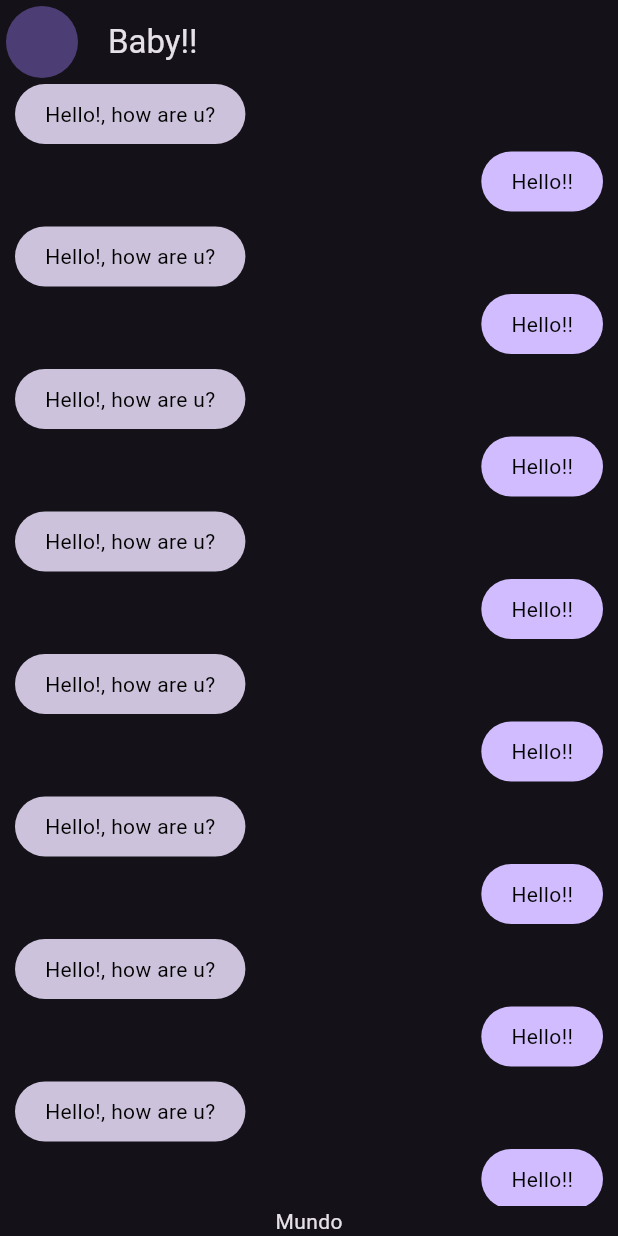
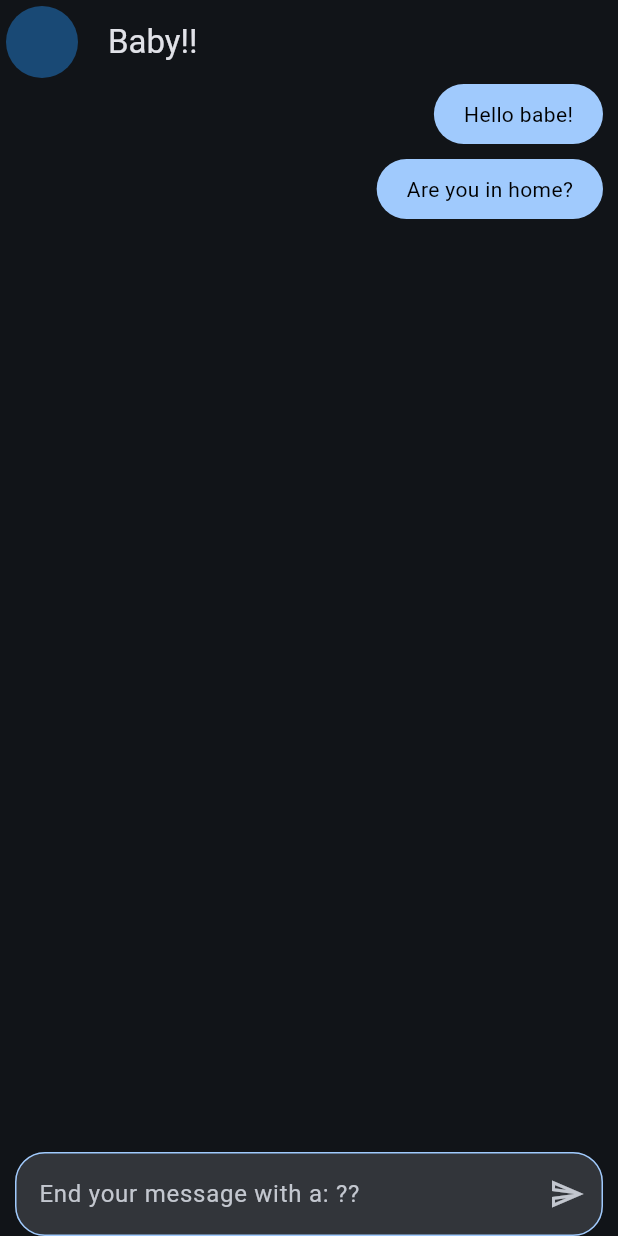
Before and after one commit to LeudysOD/YesOrNot, a Flutter app: the screen it shows after launch, on a phone screen of 412 x 824 dp. Run offline on Flutter 3.47's test engine with Material 2 defaults, Android fonts, the phone set to English and light mode, and no system bars.

Commit message:
Implement provider

```diff
--- a/lib/config/theme/app_theme.dart
+++ b/lib/config/theme/app_theme.dart
@@ -9,14 +9,15 @@ const List<Color> _colorThemes = [
 
 class AppTheme{
  final int selectedColor;
+ final Brightness brightnessTheme;
 
-  AppTheme({this.selectedColor=0}):assert(selectedColor>=0 && selectedColor <=_colorThemes.length-1);
+  AppTheme({this.selectedColor=0,this.brightnessTheme = Brightness.light}):assert(selectedColor>=0 && selectedColor <=_colorThemes.length-1);
 
   ThemeData theme(){
     return ThemeData(
       useMaterial3: true,
       colorSchemeSeed: _colorThemes[selectedColor],
-      brightness: Brightness.dark
+      brightness: brightnessTheme
     );
   }
 }
--- /dev/null
+++ b/lib/domain/entities/message.dart
@@ -0,0 +1,11 @@
+enum FromWho {mine,yours}
+
+
+class Message{
+
+final String text;
+final String imageUrl;
+final FromWho fromWho;
+
+  Message(this.text, this.imageUrl, this.fromWho);
+}
--- a/lib/main.dart
+++ b/lib/main.dart
@@ -1,5 +1,7 @@
 import 'package:flutter/material.dart';
+import 'package:provider/provider.dart';
 import 'package:yes_no_app/config/theme/app_theme.dart';
+import 'package:yes_no_app/presentation/providers/chat_provider.dart';
 import 'package:yes_no_app/presentation/screens/chat/chat_screen.dart';
 
 void main() {
@@ -12,11 +14,16 @@ class MyApp extends StatelessWidget {
   // This widget is the root of your application.
   @override
   Widget build(BuildContext context) {
-    return MaterialApp(
-      debugShowCheckedModeBanner: false,
-      title: 'Flutter Demo',
-      theme: AppTheme().theme(),
-      home: const ChatScreen(),
+    return MultiProvider(
+      providers: [
+        ChangeNotifierProvider(create: (_)=>ChatProvider())
+    ],
+      child: MaterialApp(
+        debugShowCheckedModeBanner: false,
+        title: 'Flutter Demo',
+        theme: AppTheme(selectedColor: 1, brightnessTheme: Brightness.dark).theme(),
+        home: const ChatScreen(),
+      ),
     );
   }
 }
--- /dev/null
+++ b/lib/presentation/providers/chat_provider.dart
@@ -0,0 +1,20 @@
+import 'package:flutter/material.dart';
+import 'package:yes_no_app/domain/entities/message.dart';
+
+class ChatProvider extends ChangeNotifier{
+
+List<Message> messageList = [
+  Message('Hello babe!', '', FromWho.mine),
+  Message('Are you in home?', '', FromWho.mine)
+];
+
+
+void sendMessage (String message){
+  final newMessage = Message(message,'', FromWho.mine);
+  messageList.add(newMessage);
+
+  notifyListeners();
+//Todo: Implement logic to send Message
+}
+
+}
--- a/lib/presentation/screens/chat/chat_screen.dart
+++ b/lib/presentation/screens/chat/chat_screen.dart
@@ -1,13 +1,16 @@
 import 'package:flutter/material.dart';
 import 'package:flutter/src/widgets/container.dart';
 import 'package:flutter/src/widgets/framework.dart';
+import 'package:provider/provider.dart';
+import 'package:yes_no_app/domain/entities/message.dart';
+import 'package:yes_no_app/presentation/providers/chat_provider.dart';
 import 'package:yes_no_app/presentation/widgets/chat/her_messages_bubble.dart';
 
 import '../../widgets/chat/my_message_bubble.dart';
+import '../../widgets/shared/message_field_box.dart';
 
 class ChatScreen extends StatelessWidget {
   const ChatScreen({super.key});
-
   @override
   Widget build(BuildContext context) {
     return Scaffold(
@@ -25,9 +28,10 @@ class ChatScreen extends StatelessWidget {
 }
 
 class _ChatView extends StatelessWidget {
-
   @override
   Widget build(BuildContext context) {
+    final chatProvider = context.watch<ChatProvider>();
+
     return SafeArea(
       child: Padding(
         padding: const EdgeInsets.symmetric(horizontal: 10),
@@ -35,10 +39,14 @@ class _ChatView extends StatelessWidget {
           children: [
             Expanded(
               child: ListView.builder(
-                itemCount: 100,
-                itemBuilder: (context, index) => (index % 2==0 ? const HerMessagesBubble(): const MyMessageBubble()))
+                itemCount: chatProvider.messageList.length,
+                itemBuilder: (context,index) {
+                  final message = chatProvider.messageList[index];
+                return  message.fromWho == FromWho.mine ? MyMessageBubble(message: message) : HerMessagesBubble(message: message);
+                }
+                )
                ),
-           const Text("Mundo")
+          const MessageFieldBox()
           ],
         ),
       ),
--- a/lib/presentation/widgets/chat/my_message_bubble.dart
+++ b/lib/presentation/widgets/chat/my_message_bubble.dart
@@ -2,9 +2,11 @@ import 'package:flutter/cupertino.dart';
 import 'package:flutter/material.dart';
 import 'package:flutter/src/widgets/container.dart';
 import 'package:flutter/src/widgets/framework.dart';
+import 'package:yes_no_app/domain/entities/message.dart';
 
 class MyMessageBubble extends StatelessWidget {
-  const MyMessageBubble({super.key});
+  final Message message;
+  const MyMessageBubble({super.key, required this.message});
 
   @override
   Widget build(BuildContext context) {
@@ -19,7 +21,7 @@ class MyMessageBubble extends StatelessWidget {
         ),
         child: Padding(
           padding: const EdgeInsets.symmetric(horizontal: 20,vertical: 10),
-          child: Text('Hello!!',
+          child: Text(message.text,
           style: TextStyle(
           color: Colors.black
           ),
--- /dev/null
+++ b/lib/presentation/widgets/shared/message_field_box.dart
@@ -0,0 +1,48 @@
+import 'package:flutter/material.dart';
+import 'package:flutter/src/widgets/framework.dart';
+import 'package:flutter/src/widgets/placeholder.dart';
+
+class MessageFieldBox extends StatelessWidget {
+  const MessageFieldBox({super.key});
+
+  @override
+  Widget build(BuildContext context) {
+    final focusNode = FocusNode();
+    final messageController = TextEditingController();
+    final colors = Theme.of(context).colorScheme;
+    final outlineInputBorder = OutlineInputBorder(
+          borderSide: BorderSide(color: colors.primary),
+        borderRadius: BorderRadius.circular(20));
+
+    final inputDecoration = InputDecoration(
+      hintText: 'End your message with a: ??',
+        enabledBorder : outlineInputBorder,
+        focusedBorder: outlineInputBorder,
+        filled: true,
+        suffixIcon: IconButton(
+          icon: Icon(Icons.send_outlined),
+        onPressed: () {
+          final messageValue = messageController.value.text;
+          messageController.clear();
+          },
+        ),
+      );
+
+
+
+
+
+    return TextFormField(
+      focusNode: focusNode,
+    controller: messageController,
+    decoration: inputDecoration,
+    onFieldSubmitted: (value) {
+    messageController.clear();
+    print("You write: $value");
+    focusNode.requestFocus();
+    },
+
+    onTapOutside: (event) =>  focusNode.unfocus(),
+    );
+  }
+}
--- a/pubspec.yaml
+++ b/pubspec.yaml
@@ -36,6 +36,7 @@ dependencies:
   # The following adds the Cupertino Icons font to your application.
   # Use with the CupertinoIcons class for iOS style icons.
   cupertino_icons: ^1.0.2
+  provider: ^6.0.5
 
 dev_dependencies:
   flutter_test:
```
Also changed, not shown: lib/presentation/widgets/chat/her_messages_bubble.dart (+34 -3 lines), pubspec.lock.
